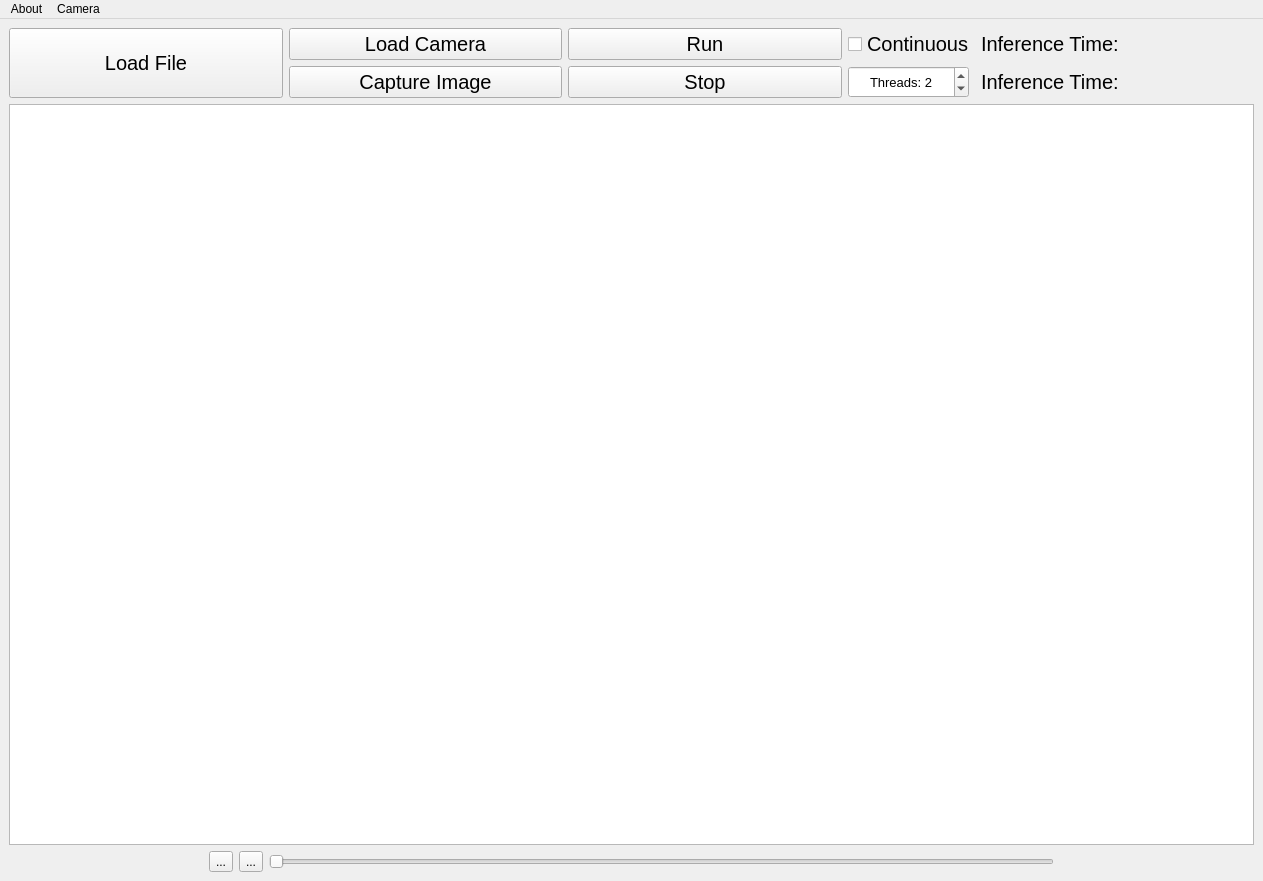
renesas-rz/rzg-object-detection-demo, file mainwindow.ui: the form before one commit.
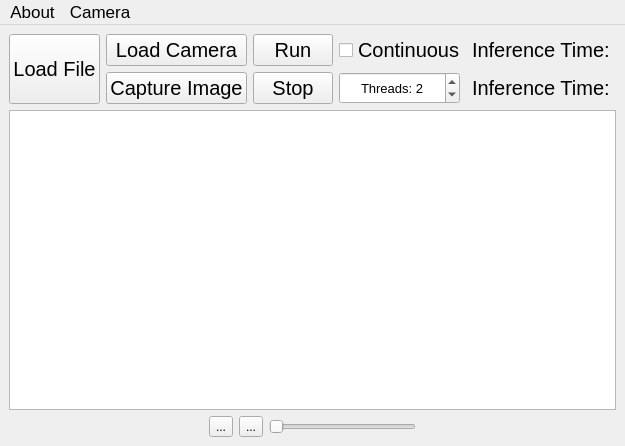
The form after the commit.

Commit message:
Improve grahics and scaling
We have been observed lots of issues with the rendering of the
UI and its scaling with several resolutions, with 4K being a
particularly problematic resolution.

This commit improves the readability, rendering and scaling of the
UI.

Diff of the .ui file:
```diff
--- a/mainwindow.ui
+++ b/mainwindow.ui
@@ -23,12 +23,10 @@
    <rect>
     <x>0</x>
     <y>0</y>
-    <width>1263</width>
-    <height>881</height>
    </rect>
   </property>
   <property name="sizePolicy">
-   <sizepolicy hsizetype="Minimum" vsizetype="Preferred">
+   <sizepolicy hsizetype="Maximum" vsizetype="Maximum">
     <horstretch>0</horstretch>
     <verstretch>0</verstretch>
    </sizepolicy>
@@ -106,7 +104,7 @@
       <item row="0" column="3">
        <widget class="QCheckBox" name="checkBoxContinuous">
         <property name="sizePolicy">
-         <sizepolicy hsizetype="Minimum" vsizetype="Minimum">
+         <sizepolicy hsizetype="MinimumExpanding" vsizetype="Minimum">
           <horstretch>1</horstretch>
           <verstretch>0</verstretch>
          </sizepolicy>
@@ -337,18 +335,27 @@
    </layout>
   </widget>
   <widget class="QMenuBar" name="menuBar">
+   <property name="font">
+    <font>
+     <pointsize>13</pointsize>
+    </font>
+   </property>
    <property name="geometry">
     <rect>
      <x>0</x>
      <y>0</y>
-     <width>1263</width>
-     <height>25</height>
+     <width>3840</width>
     </rect>
    </property>
    <widget class="QMenu" name="menuAbout">
     <property name="title">
      <string>About</string>
     </property>
+    <property name="font">
+     <font>
+      <pointsize>13</pointsize>
+     </font>
+    </property>
     <addaction name="actionLicense"/>
     <addaction name="actionExit"/>
    </widget>
@@ -356,6 +363,11 @@
     <property name="title">
      <string>Camera</string>
     </property>
+    <property name="font">
+     <font>
+      <pointsize>13</pointsize>
+     </font>
+    </property>
     <addaction name="separator"/>
     <addaction name="actionReset"/>
     <addaction name="actionDisconnect"/>
```
The commit also changes 1 other file.
